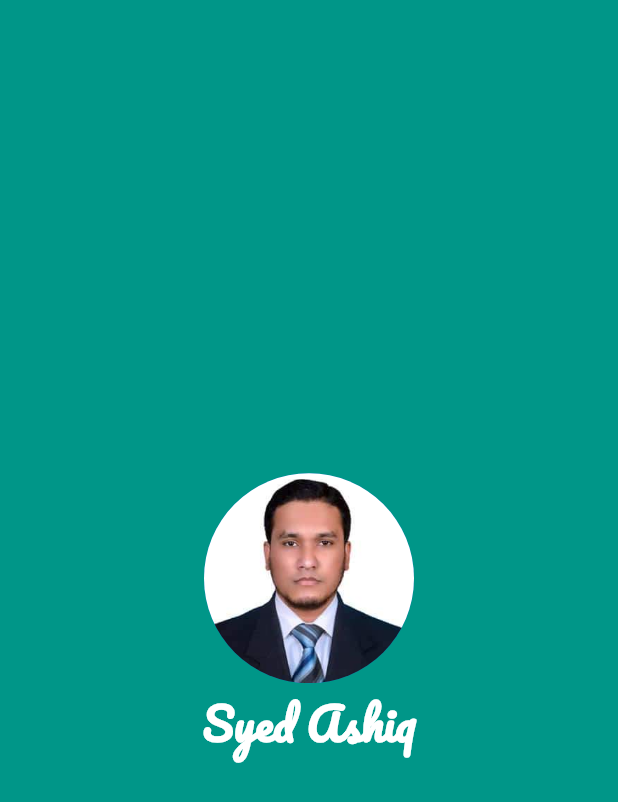
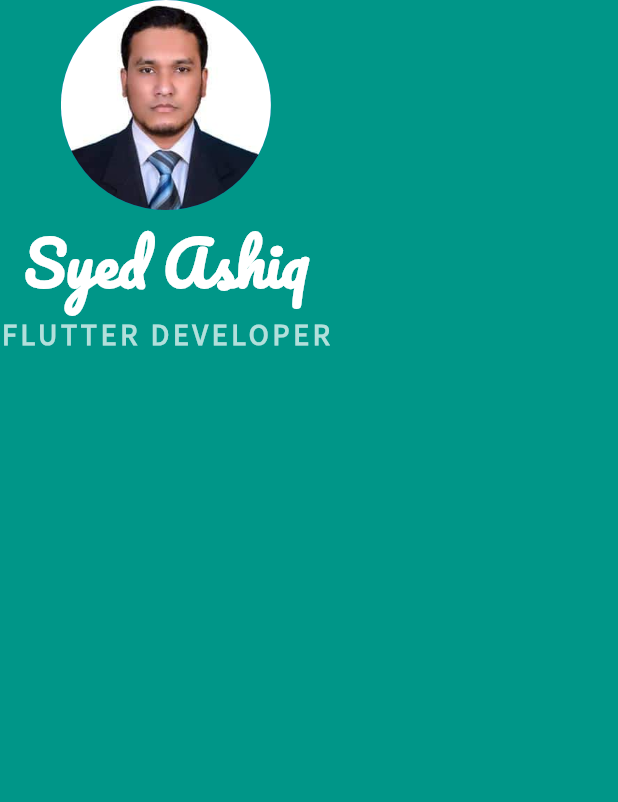
Before and after one commit to syedashiqbd/mi_card_flutter_office-pc, a Flutter app: the screen it shows after launch, on a phone screen of 412 x 824 dp. Shown: the top 802 px of the screen. Run offline on Flutter 3.47's test engine with Material 2 defaults, Android fonts, the phone set to English and light mode, and no system bars.

Commit message:
finish 22-12-21

```diff
--- a/lib/main.dart
+++ b/lib/main.dart
@@ -13,10 +13,8 @@ class MyApp extends StatelessWidget {
       home: Scaffold(
         backgroundColor: Colors.teal,
 
-        body: Center(
-          child: SafeArea(
+        body: SafeArea(
           child: Column(
-              mainAxisAlignment: MainAxisAlignment.center,
             children:<Widget> [
           CircleAvatar(
             radius: 70.0,
@@ -26,13 +24,23 @@ class MyApp extends StatelessWidget {
             'Syed Ashiq',
             style: TextStyle(
               fontFamily:'Pacifico',
-                fontSize: 30.0,
+              fontSize: 40.0,
               fontWeight: FontWeight.bold,
               color: Colors.white,
             ),
           ),
+          Text(
+            'FLUTTER DEVELOPER',
+            style: TextStyle(
+              fontFamily: 'Source Sans Pro',
+              color: Colors.teal.shade100,
+              fontSize: 20.0,
+              letterSpacing: 2.5,
+              fontWeight: FontWeight.bold,
+            ),
+          ),
           ],
-            ),
+          //implement based on video No.46
           ),
         ),
       ),
```
Also changed, not shown: pubspec.yaml (+6 -1 lines), fonts/SourceSansPro-Regular.ttf (added). Lines whose indentation alone changed are shown as unchanged.
